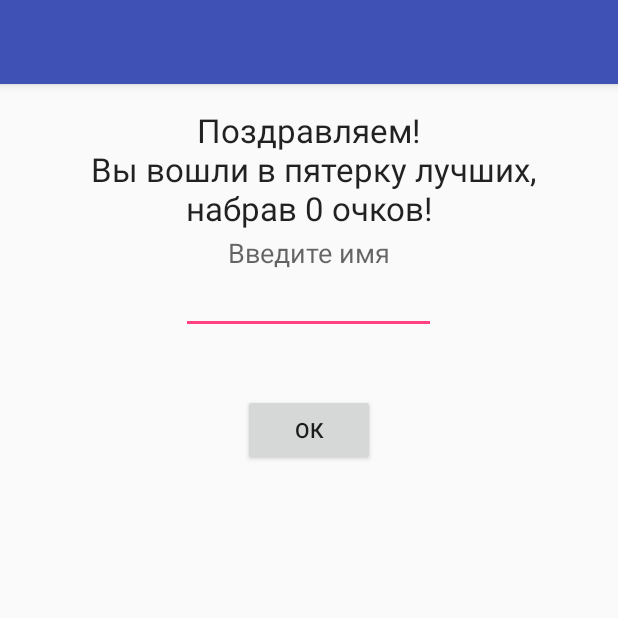
After one commit to RostislavShtanko/Snake-for-android, an Android app: the AddRecordActivity screen opened directly, with no data from a screen before it, on a phone screen of 412 x 824 dp, the top half of it. The commit adds this screen. Run offline under Robolectric (Android 15) with nearby library versions, the phone set to English and light mode, and no system bars.

```diff
--- /dev/null
+++ b/app/src/main/java/com/test/snake/AddRecordActivity.java
@@ -0,0 +1,42 @@
+package com.test.snake;
+
+import android.content.Intent;
+import android.os.Bundle;
+import android.support.design.widget.FloatingActionButton;
+import android.support.design.widget.Snackbar;
+import android.support.v7.app.AppCompatActivity;
+import android.support.v7.widget.Toolbar;
+import android.view.View;
+import android.widget.EditText;
+import android.widget.TextView;
+
+public class AddRecordActivity extends AppCompatActivity {
+
+    private int points;
+    private String name;
+    private DatabaseModel databaseModel;
+    @Override
+    protected void onCreate(Bundle savedInstanceState) {
+        super.onCreate(savedInstanceState);
+        setContentView(R.layout.activity_add_record);
+        databaseModel = new DatabaseModel(MainActivity.getContext());
+
+        Bundle extras = getIntent().getExtras();
+        if (extras != null) {
+            points = extras.getInt("Points");
+        }
+        TextView textView = (TextView)findViewById(R.id.textView3);
+        textView.setText("Поздравляем!\n Вы вошли в пятерку лучших, набрав " + points + " очков!");
+    }
+
+    public void addNewRecord(View view) {
+        EditText mEdit = (EditText)findViewById(R.id.editTextName);
+        name = mEdit.getText().toString();
+
+        databaseModel.addRecord(name, points);
+        Intent intent = new Intent(this, MainActivity.class);
+        intent.addFlags(Intent.FLAG_ACTIVITY_CLEAR_TOP | Intent.FLAG_ACTIVITY_SINGLE_TOP);
+        startActivity(intent);
+    }
+
+}
--- /dev/null
+++ b/app/src/main/java/com/test/snake/DatabaseHelper.java
@@ -0,0 +1,37 @@
+package com.test.snake;
+
+/**
+ * Created by Ростислав on 12.04.2016.
+ */
+
+import android.content.Context;
+import android.database.DatabaseErrorHandler;
+import android.database.sqlite.SQLiteDatabase;
+import android.database.sqlite.SQLiteOpenHelper;
+import android.provider.BaseColumns;
+
+public class DatabaseHelper extends SQLiteOpenHelper implements BaseColumns{
+    private static final String DATABASE_NAME = "snake.db";
+    private static final int DATABASE_VERSION = 1;
+    public static final String RECORDS_TABLE = "records";
+
+    DatabaseHelper(Context context) {
+        super(context, DATABASE_NAME, null, DATABASE_VERSION);
+    }
+
+    private static String createRecordsTable(){
+        return "create table " + RECORDS_TABLE + " (" + BaseColumns._ID
+                + " integer primary key autoincrement, user text not null, points integer);";
+    }
+
+    @Override
+    public void onCreate(SQLiteDatabase db) {
+        db.execSQL(createRecordsTable());
+    }
+
+    @Override
+    public void onUpgrade(SQLiteDatabase db, int oldVersion, int newVersion) {
+        db.execSQL("DROP TABLE IF IT EXISTS " + RECORDS_TABLE);
+        onCreate(db);
+    }
+}
--- /dev/null
+++ b/app/src/main/java/com/test/snake/DatabaseModel.java
@@ -0,0 +1,43 @@
+package com.test.snake;
+
+import android.content.ContentValues;
+import android.content.Context;
+import android.database.Cursor;
+import android.database.sqlite.SQLiteDatabase;
+
+/**
+ * Created by Ростислав on 13.04.2016.
+ */
+public class DatabaseModel {
+
+    private DatabaseHelper mDatabaseHelper;
+    private SQLiteDatabase mSqLiteDatabase;
+
+    public DatabaseModel(Context context){
+
+        mDatabaseHelper = new DatabaseHelper(context);
+        mSqLiteDatabase = mDatabaseHelper.getWritableDatabase();
+
+    }
+
+    public Cursor getRecords(){
+        Cursor cursor = mSqLiteDatabase.query("records", new String[]{
+                        "user", "points"}, null,
+                null,
+                null,
+                null,
+                "points DESC"
+        );
+
+        return cursor;
+    }
+
+    public void addRecord(String name, int value) {
+        ContentValues values = new ContentValues();
+        // Задайте значения для каждого столбца
+        values.put("user", name);
+        values.put("points", value);
+        // Вставляем данные в таблицу
+        mSqLiteDatabase.insert("records", null, values);
+    }
+}
--- /dev/null
+++ b/app/src/main/res/layout/activity_add_record.xml
@@ -0,0 +1,26 @@
+<?xml version="1.0" encoding="utf-8"?>
+<android.support.design.widget.CoordinatorLayout xmlns:android="http://schemas.android.com/apk/res/android"
+    xmlns:app="http://schemas.android.com/apk/res-auto"
+    xmlns:tools="http://schemas.android.com/tools"
+    android:layout_width="match_parent"
+    android:layout_height="match_parent"
+    android:fitsSystemWindows="true"
+    tools:context="com.test.snake.AddRecordActivity">
+
+    <android.support.design.widget.AppBarLayout
+        android:layout_width="match_parent"
+        android:layout_height="wrap_content"
+        android:theme="@style/AppTheme.AppBarOverlay">
+
+        <android.support.v7.widget.Toolbar
+            android:id="@+id/toolbar"
+            android:layout_width="match_parent"
+            android:layout_height="?attr/actionBarSize"
+            android:background="?attr/colorPrimary"
+            app:popupTheme="@style/AppTheme.PopupOverlay" />
+
+    </android.support.design.widget.AppBarLayout>
+
+    <include layout="@layout/content_add_record" />
+
+</android.support.design.widget.CoordinatorLayout>
--- /dev/null
+++ b/app/src/main/res/layout/content_add_record.xml
@@ -0,0 +1,58 @@
+<?xml version="1.0" encoding="utf-8"?>
+<RelativeLayout xmlns:android="http://schemas.android.com/apk/res/android"
+    xmlns:app="http://schemas.android.com/apk/res-auto"
+    xmlns:tools="http://schemas.android.com/tools"
+    android:layout_width="match_parent"
+    android:layout_height="match_parent"
+    android:paddingBottom="@dimen/activity_vertical_margin"
+    android:paddingLeft="@dimen/activity_horizontal_margin"
+    android:paddingRight="@dimen/activity_horizontal_margin"
+    android:paddingTop="@dimen/activity_vertical_margin"
+    app:layout_behavior="@string/appbar_scrolling_view_behavior"
+    tools:context="com.test.snake.AddRecordActivity"
+    tools:showIn="@layout/activity_add_record">
+
+    <EditText
+        android:layout_width="wrap_content"
+        android:layout_height="wrap_content"
+        android:id="@+id/editTextName"
+        android:layout_alignParentTop="true"
+        android:layout_centerHorizontal="true"
+        android:layout_marginTop="105dp"
+        android:width="170dp"
+        android:textAlignment="center" />
+
+    <TextView
+        android:layout_width="wrap_content"
+        android:layout_height="wrap_content"
+        android:textAppearance="?android:attr/textAppearanceMedium"
+        android:text="Введите имя"
+        android:id="@+id/textView2"
+        android:layout_alignBottom="@+id/editTextName"
+        android:layout_centerHorizontal="true"
+        android:layout_marginBottom="42dp" />
+
+    <Button
+        android:layout_width="wrap_content"
+        android:layout_height="wrap_content"
+        android:text="ОК"
+        android:id="@+id/buttonAddRec"
+        android:layout_below="@+id/textView2"
+        android:layout_centerHorizontal="true"
+        android:layout_marginTop="40dp"
+        android:onClick="addNewRecord"
+        android:nestedScrollingEnabled="false" />
+
+    <TextView
+        android:layout_width="wrap_content"
+        android:layout_height="wrap_content"
+        android:textAppearance="?android:attr/textAppearanceLarge"
+        android:text="Поздравляем!\n Вы вошли в пятерку лучших"
+        android:id="@+id/textView3"
+        android:layout_alignParentTop="true"
+        android:textAlignment="center"
+        android:layout_alignParentRight="true"
+        android:layout_alignParentEnd="true"
+        android:layout_alignParentLeft="true"
+        android:layout_alignParentStart="true" />
+</RelativeLayout>
--- a/app/src/main/res/values/strings.xml
+++ b/app/src/main/res/values/strings.xml
@@ -2,4 +2,6 @@
     <string name="app_name">Snake</string>
     <string name="action_settings">Settings</string>
     <string name="title_activity_game">GameActivity</string>
+    <string name="title_activity_records">RecordsActivity</string>
+    <string name="title_activity_add_record">AddRecordActivity</string>
 </resources>
```
Also changed, not shown: app/src/main/AndroidManifest.xml (+19 -1 lines), app/src/main/java/com/test/snake/DrawOnCanvas.java (+2 -4 lines), app/src/main/java/com/test/snake/Game.java (added, +161 -0 lines), app/src/main/java/com/test/snake/GameActivity.java (+2 -6 lines), app/src/main/java/com/test/snake/MainActivity.java (+16 -0 lines), app/src/main/java/com/test/snake/RecordsActivity.java (added, +46 -0 lines), app/src/main/java/com/test/snake/Snake.java (+4 -5 lines), app/src/main/java/com/test/snake/TouchControl.java (+11 -12 lines), app/src/main/res/layout/activity_records.xml (added, +12 -0 lines), app/src/main/res/layout/content_main.xml (+15 -0 lines), app/src/main/res/layout/content_records.xml (added, +15 -0 lines), 2 other files.
